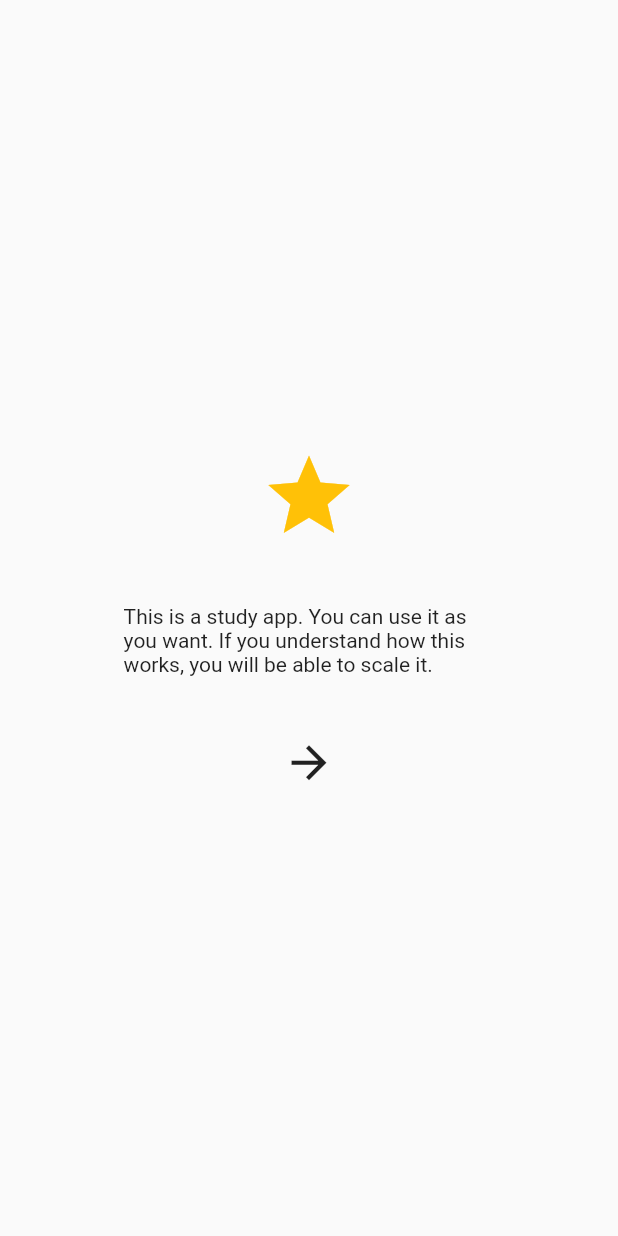
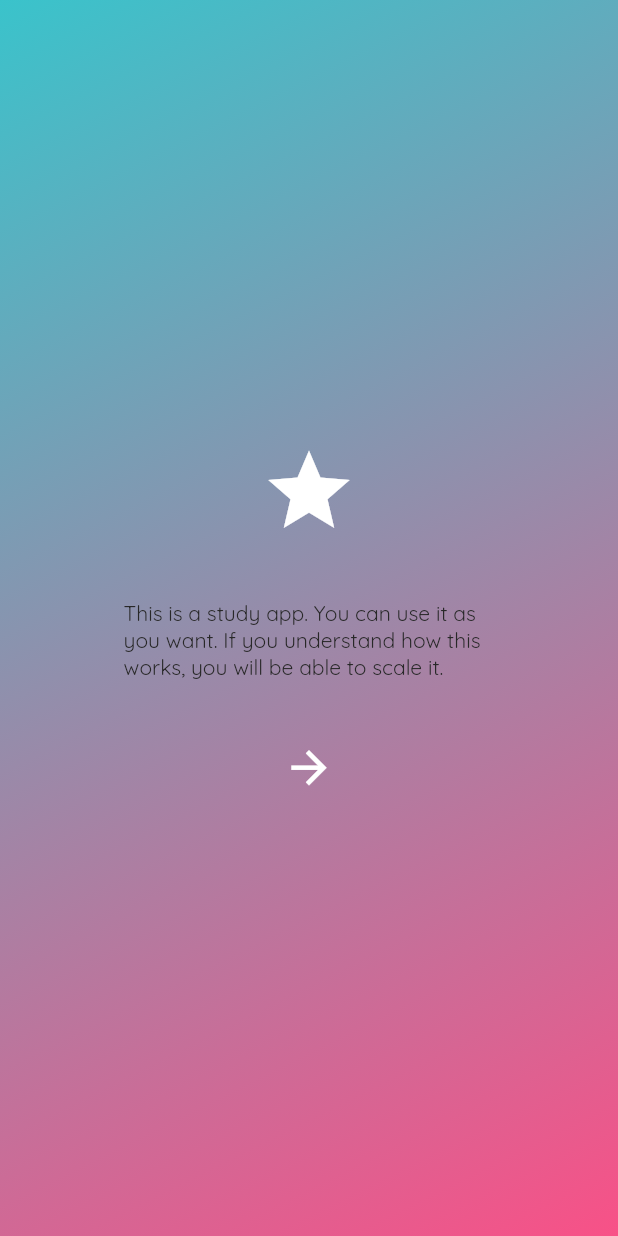
Before and after one commit to samuelbaldasso/flutter_study_app, a Flutter app: the screen it shows after launch, on a phone screen of 412 x 824 dp. Run offline on Flutter 3.47's test engine with Material 2 defaults, Android fonts, the phone set to English and light mode, and no system bars; our stand-ins replace cloud_firestore, firebase_core, get, google_fonts; accounts and stored records are empty; project files that could hold a hidden picture were left out.

Commit message:
feat: aplicação de temas claro e escuro no frontend

```diff
--- /dev/null
+++ b/lib/config/themes/app_colors.dart
@@ -0,0 +1,21 @@
+import 'package:flutter/material.dart';
+import 'package:flutter_study_app/config/themes/app_dark_theme.dart';
+import 'package:flutter_study_app/config/themes/app_light_theme.dart';
+import 'package:flutter_study_app/config/themes/ui_parameters.dart';
+
+const Color onSurfaceTextColor = Colors.white;
+
+const mainLinearGradient = LinearGradient(
+    begin: Alignment.topLeft,
+    end: Alignment.bottomRight,
+    colors: [primaryLightColorLight, primaryColorLight]);
+
+const mainLinearGradientDark = LinearGradient(
+    begin: Alignment.topLeft,
+    end: Alignment.bottomRight,
+    colors: [primaryLightColorDark, primaryColorDark]);
+
+LinearGradient mainGradient(BuildContext context) =>
+    UIParameters.isDarkMode(context)
+        ? mainLinearGradientDark
+        : mainLinearGradient;
--- a/lib/config/themes/app_dark_theme.dart
+++ b/lib/config/themes/app_dark_theme.dart
@@ -0,0 +1,4 @@
+import 'package:flutter/material.dart';
+
+const Color primaryLightColorDark = Color(0xFF2e3c62);
+const Color primaryColorDark = Color(0xFF99ace1);
--- a/lib/config/themes/app_light_theme.dart
+++ b/lib/config/themes/app_light_theme.dart
@@ -0,0 +1,16 @@
+import 'package:flutter/material.dart';
+import 'package:flutter_study_app/config/themes/sub_theme_data_mixin.dart';
+
+const Color primaryLightColorLight = Color(0xFF3ac3cb);
+const Color primaryColorLight = Color(0xFFf85187);
+const Color mainTextColor = Color.fromARGB(255, 40, 40, 40);
+
+class LightTheme with SubThemeData {
+  buildLightTheme() {
+    final ThemeData systemLight = ThemeData.light();
+    return systemLight.copyWith(
+        iconTheme: getIconTheme(),
+        textTheme: getTextThemes()
+            .apply(bodyColor: mainTextColor, displayColor: mainTextColor));
+  }
+}
--- /dev/null
+++ b/lib/config/themes/sub_theme_data_mixin.dart
@@ -0,0 +1,17 @@
+import 'package:flutter/material.dart';
+import 'package:flutter_study_app/config/themes/app_colors.dart';
+import 'package:google_fonts/google_fonts.dart';
+
+mixin SubThemeData {
+  TextTheme getTextThemes() {
+    return GoogleFonts.quicksandTextTheme(const TextTheme(
+        bodyText1: TextStyle(
+          fontWeight: FontWeight.w400,
+        ),
+        bodyText2: TextStyle(fontWeight: FontWeight.w400)));
+  }
+
+  IconThemeData getIconTheme(){
+    return const IconThemeData(color: onSurfaceTextColor, size: 16);
+  }
+}
--- a/lib/main.dart
+++ b/lib/main.dart
@@ -1,6 +1,7 @@
 import 'package:firebase_core/firebase_core.dart';
 import 'package:flutter/material.dart';
 import 'package:flutter_study_app/bindings/initial_bindings.dart';
+import 'package:flutter_study_app/config/themes/app_light_theme.dart';
 import 'package:flutter_study_app/data_upload_screen.dart';
 import 'package:flutter_study_app/screens/introduction/introduction.dart';
 import 'package:flutter_study_app/screens/splash/splash_screen.dart';
@@ -19,7 +20,9 @@ class MyApp extends StatelessWidget {
 
   @override
   Widget build(BuildContext context) {
-    return GetMaterialApp(getPages: AppRoutes.routes());
+    return GetMaterialApp(
+      theme: LightTheme().buildLightTheme(),
+      getPages: AppRoutes.routes());
   }
 }
 
--- a/lib/screens/introduction/introduction.dart
+++ b/lib/screens/introduction/introduction.dart
@@ -1,6 +1,7 @@
 import 'package:flutter/material.dart';
 import 'package:flutter/src/widgets/container.dart';
 import 'package:flutter/src/widgets/framework.dart';
+import 'package:flutter_study_app/config/themes/app_colors.dart';
 import 'package:get/get.dart';
 import '../../widgets/app_circle_button.dart';
 
@@ -11,11 +12,12 @@ class Introduction extends StatelessWidget {
   Widget build(BuildContext context) {
     return Scaffold(
       body: Container(alignment: Alignment.center,
+      decoration: BoxDecoration(gradient: mainGradient(context)),
       child: Padding(
         padding: EdgeInsets.symmetric(horizontal: Get.width*0.2),
         child: Column(mainAxisAlignment: MainAxisAlignment.center,
           children: [
-          const Icon(Icons.star, size: 65, color: Colors.amber),
+          const Icon(Icons.star, size: 65),
           SizedBox(height: 40,),
           const Text("This is a study app. You can use it as you want. If you understand how this works, you will be able to scale it."),
           SizedBox(height: 40,),
--- a/lib/widgets/app_circle_button.dart
+++ b/lib/widgets/app_circle_button.dart
@@ -14,9 +14,9 @@ class AppCircleButton extends StatelessWidget {
   @override
   Widget build(BuildContext context) {
     return Material(
+        type: MaterialType.transparency,
         shape: const CircleBorder(),
-        child: InkWell(
-          child: child
-        ));
+        clipBehavior: Clip.hardEdge,
+        child: InkWell(child: child));
   }
 }
--- a/pubspec.yaml
+++ b/pubspec.yaml
@@ -50,6 +50,7 @@ dev_dependencies:
   flutter_lints: ^2.0.0
   get: ^4.6.5
   cloud_firestore: ^4.0.2
+  google_fonts: ^3.0.1
 
 # For information on the generic Dart part of this file, see the
 # following page: https://dart.dev/tools/pub/pubspec
```
Also changed, not shown: lib/config/themes/ui_parameters.dart (added, +7 -0 lines), lib/screens/splash/splash_screen.dart (+9 -4 lines), pubspec.lock, 1 other file.
